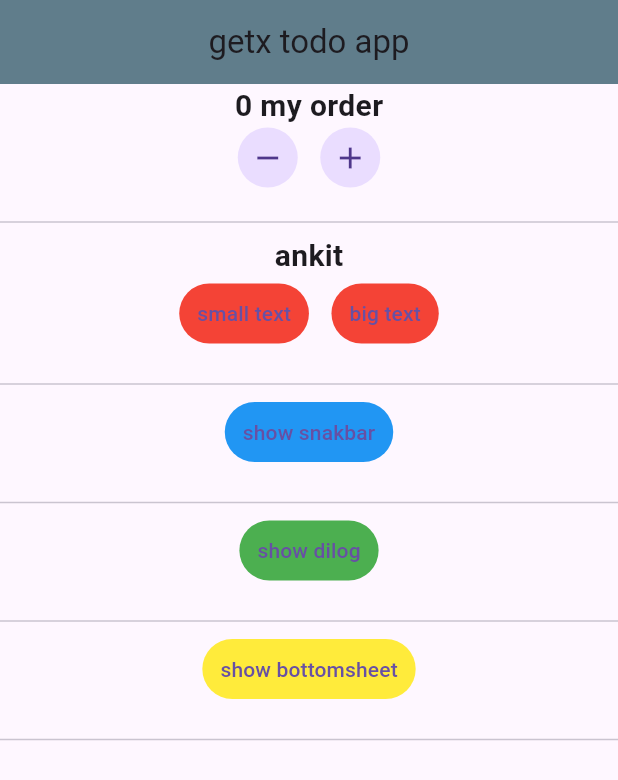
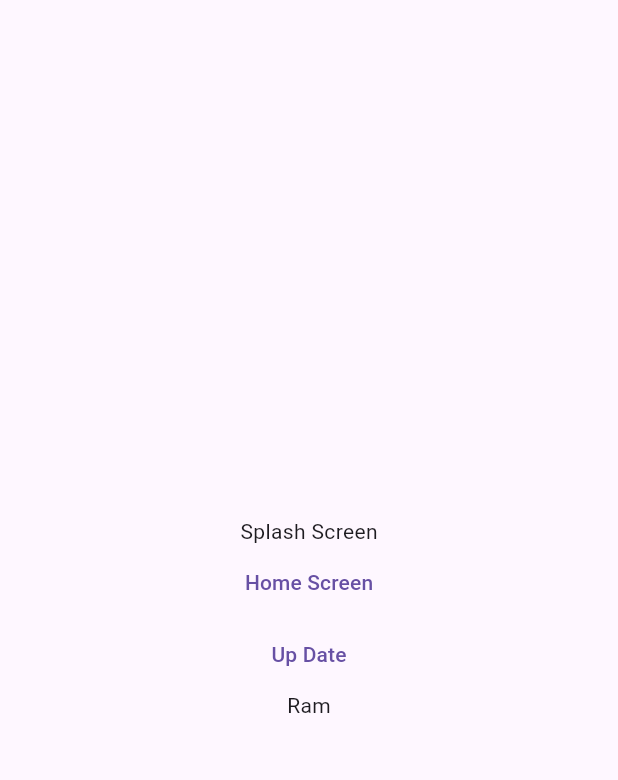
Before and after one commit to ankitjaat007/getX_todo, a Flutter app: the screen it shows after launch, on a phone screen of 412 x 824 dp. Shown: the top 780 px of the screen. Run offline on Flutter 3.47's test engine with Material 3 defaults, Android fonts, the phone set to English and light mode, and no system bars; our stand-ins replace get, shared_preferences.

Commit message:
getX routes and controllers add

```diff
--- /dev/null
+++ b/lib/controller/user_controller.dart
@@ -0,0 +1,18 @@
+import 'package:get/get.dart';
+import 'package:getx_todo/model/models.dart';
+
+class UserController extends GetxController {
+  final _userdata = UserModel(name: "Ram").obs;
+  Rx<UserModel> get userdata => _userdata;
+  updatex() {
+    _userdata.update(
+      (val) {
+        val!.name = "Shaym";
+      },
+    );
+  }
+
+  set(UserModel model) {
+    _userdata.value = model;
+  }
+}
--- a/lib/main.dart
+++ b/lib/main.dart
@@ -1,9 +1,14 @@
 import 'package:flutter/material.dart';
 import 'package:get/get.dart';
+import 'package:getx_todo/utils/routes/routes.dart';
+import 'package:getx_todo/utils/routes/routes_name.dart';
 import 'package:getx_todo/view/home.dart';
+import 'package:getx_todo/res/sheardpraf.dart';
+import 'package:getx_todo/view/splash_screen.dart';
 
-void main() {
+Future<void> main() async {
   runApp(const MyApp());
+  await SpData.getPref();
 }
 
 class MyApp extends StatelessWidget {
@@ -18,8 +23,9 @@ class MyApp extends StatelessWidget {
       darkTheme: ThemeData(brightness: Brightness.dark),
       // theme: ThemeData.light(),
       // darkTheme: ThemeData.dark(),
-
-      home: Home(),
+      // home: SplashScreen(),
+      initialRoute: RoutesName.splash,
+      getPages: routesList,
     );
   }
 }
--- /dev/null
+++ b/lib/model/models.dart
@@ -0,0 +1,4 @@
+class UserModel {
+  String? id, name, email;
+  UserModel({this.id, this.name, this.email});
+}
--- /dev/null
+++ b/lib/utils/routes/routes.dart
@@ -0,0 +1,16 @@
+import 'package:get/get.dart';
+import 'package:getx_todo/utils/routes/routes_name.dart';
+import 'package:getx_todo/view/home.dart';
+import 'package:getx_todo/view/splash_screen.dart';
+
+final routesList = [
+  GetPage(
+      name: RoutesName.splash,
+      page: () => SplashScreen(),
+      transition: Transition.downToUp),
+  GetPage(
+      name: RoutesName.home,
+      page: () => Home(),
+      transition: Transition.downToUp,
+      transitionDuration: Duration(microseconds: 6)),
+];
--- /dev/null
+++ b/lib/utils/routes/routes_name.dart
@@ -0,0 +1,4 @@
+class RoutesName {
+  static String splash = "/";
+  static String home = "/home";
+}
--- /dev/null
+++ b/lib/view/splash_screen.dart
@@ -0,0 +1,39 @@
+import 'package:flutter/material.dart';
+import 'package:get/get.dart';
+import 'package:getx_todo/controller/user_controller.dart';
+import 'package:getx_todo/utils/routes/routes_name.dart';
+import 'package:getx_todo/view/home.dart';
+
+class SplashScreen extends StatelessWidget {
+  SplashScreen({super.key});
+  final user = Get.put(UserController());
+  @override
+  Widget build(BuildContext context) {
+    return Scaffold(
+      body: Center(
+        child: Column(
+          crossAxisAlignment: CrossAxisAlignment.center,
+          mainAxisAlignment: MainAxisAlignment.center,
+          children: [
+            Text("Splash Screen"),
+            TextButton(
+                onPressed: () async {
+                  final nid = await Get.toNamed(RoutesName.home,
+                      arguments: {"name": "Ram"});
+                  print(nid["id"]);
+                },
+                child: Text("Home Screen")),
+            TextButton(
+                onPressed: () {
+                  user.updatex();
+                },
+                child: Text("Up Date")),
+            Obx(
+              () => Text(user.userdata.value.name!),
+            )
+          ],
+        ),
+      ),
+    );
+  }
+}
--- a/pubspec.yaml
+++ b/pubspec.yaml
@@ -36,6 +36,7 @@ dependencies:
   # Use with the CupertinoIcons class for iOS style icons.
   cupertino_icons: ^1.0.6
   get: ^4.6.6
+  shared_preferences: ^2.2.3
 
 dev_dependencies:
   flutter_test:
```
Also changed, not shown: lib/res/sheardpraf.dart (added, +18 -0 lines), lib/view/home.dart (+15 -2 lines), lib/utils/utils.dart (added), pubspec.lock, 1 other file.
